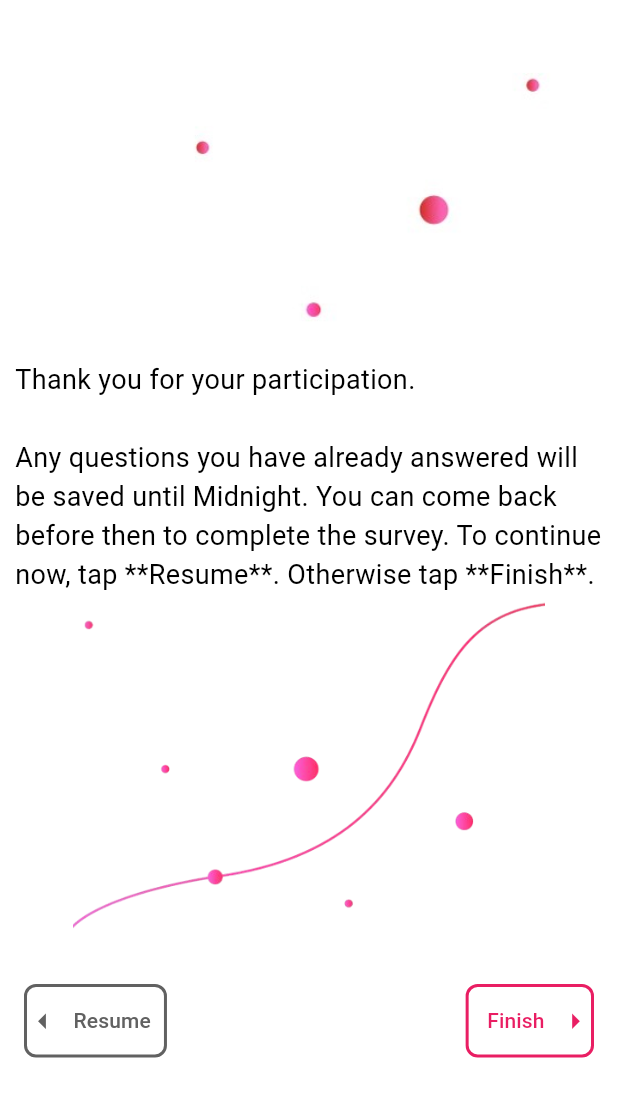
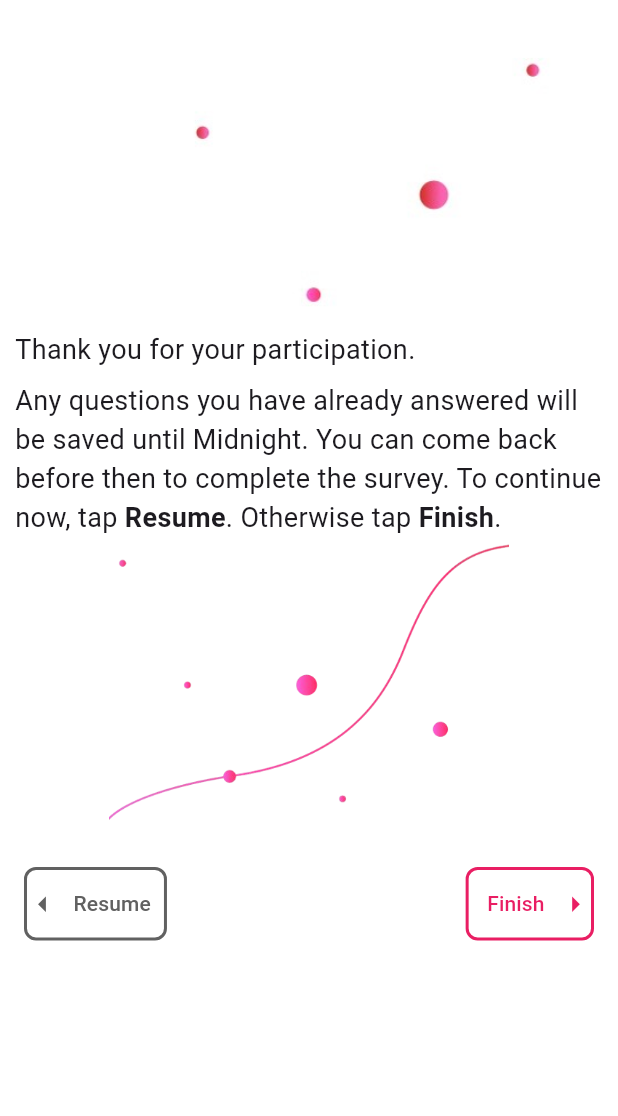
Before and after one commit to anusii/msfatigue, a Flutter app: the SubmitConfirmation screen opened directly, on a phone screen of 412 x 824 dp, the part 120-1236 px from its top. Run offline on Flutter 3.47's test engine with Material 3 defaults, Android fonts, the phone set to English and light mode, and no system bars; drawn by our look-alikes of flutter_markdown; our stand-ins replace equatable, flutter_bloc, gap, shared_preferences, universal_io; missing offline and left inert: rdflib, solidpod, window_manager; accounts and stored records are empty.

Commit message:
update submit confirmation page

```diff
--- a/lib/questionnaire/submit_confirmation.dart
+++ b/lib/questionnaire/submit_confirmation.dart
@@ -1,6 +1,7 @@
 import 'package:flutter/material.dart';
 
 import 'package:flutter_bloc/flutter_bloc.dart';
+import 'package:flutter_markdown/flutter_markdown.dart';
 import 'package:shared_preferences/shared_preferences.dart';
 
 import 'package:msfatigue/features/bloc/survey_bloc.dart';
@@ -43,23 +44,21 @@ class SubmitConfirmation extends StatelessWidget {
           children: [
             Image.asset(
               'assets/images/bottom_dot_four.png',
-              height: 240,
+              height: 220,
             ),
             Padding(
-              padding: const EdgeInsets.fromLTRB(10.0, 0.0, 10.0, 0.0),
-              child: const Text(
-                "Thank you for your participation.\n\n"
-                "Any questions you have already answered will be saved until Midnight. You can come back before then to complete the survey. To continue now, tap **Resume**. Otherwise tap **Finish**.",
-                style: TextStyle(
-                  fontSize: 18,
-                  color: Colors.black,
-                ),
-                textAlign: TextAlign.left,
-              ),
-            ),
+                padding: const EdgeInsets.fromLTRB(10.0, 0.0, 10.0, 0.0),
+                child: MarkdownBody(
+                  selectable: true,
+                  data: "Thank you for your participation.\n\n"
+                      "Any questions you have already answered will be saved until Midnight. You can come back before then to complete the survey. To continue now, tap **Resume**. Otherwise tap **Finish**.",
+                  styleSheet: MarkdownStyleSheet(
+                    p: const TextStyle(fontSize: 18),
+                  ),
+                )),
             Image.asset(
               'assets/images/bottom_dot_five.png',
-              height: 260,
+              height: 220,
             ),
             Padding(
               padding: const EdgeInsets.fromLTRB(16.0, 0.0, 16.0, 0.0),
```
